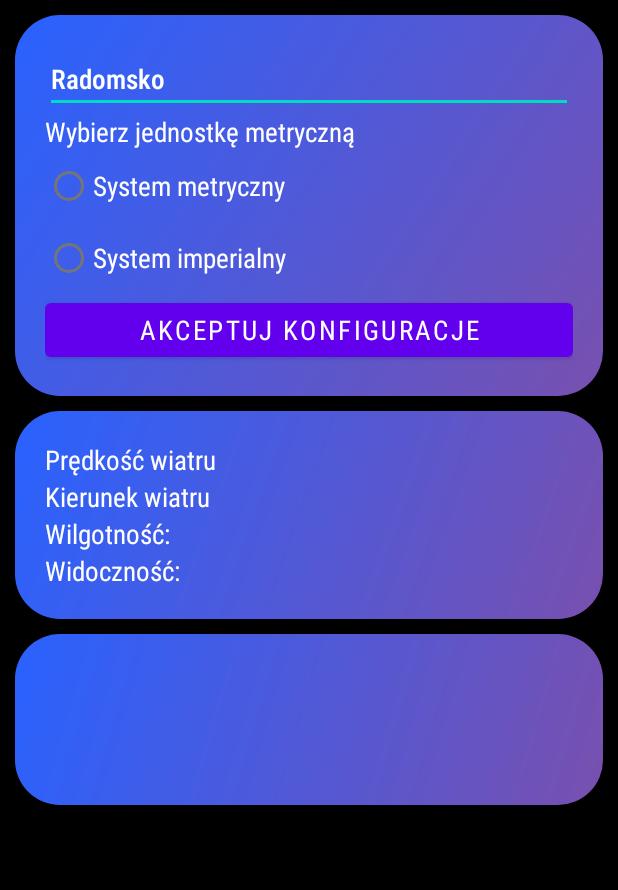
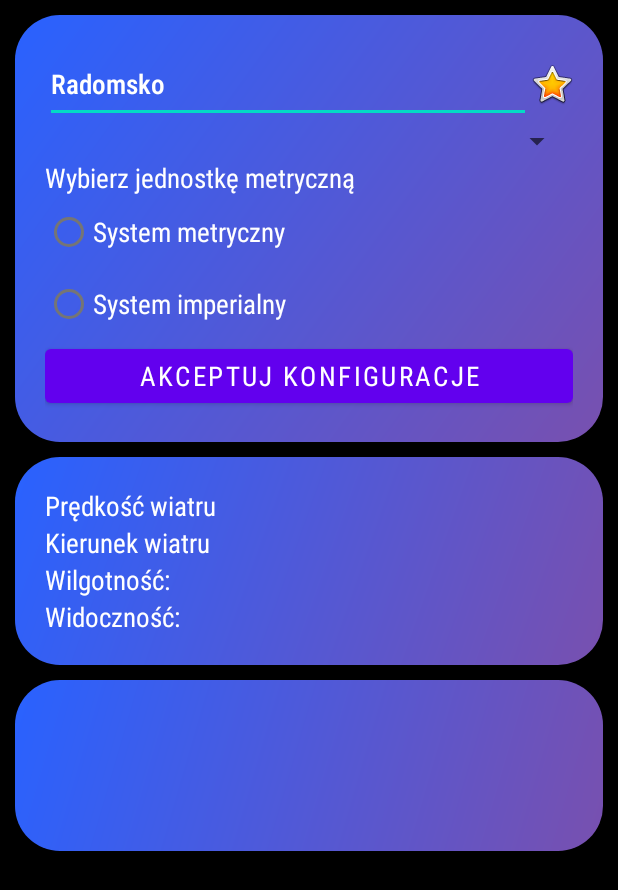
Before and after one commit to PicuBicu/weather-app-android, an Android app: the screen it shows after launch (MainActivity), on a phone screen of 412 x 824 dp. Shown: the top 890 px of the screen. Run offline under Robolectric (Android 15) with nearby library versions, the phone set to English and light mode, and no system bars; our stand-ins replace Picasso; libraries missing offline, so code that uses them is left out: lombok.val; pictures from the network do not load.

Commit message:
Implement saving cities list and loading them on fragment create functionality

```diff
--- a/app/src/main/AndroidManifest.xml
+++ b/app/src/main/AndroidManifest.xml
@@ -21,9 +21,6 @@
                 <category android:name="android.intent.category.LAUNCHER" />
             </intent-filter>
         </activity>
-        <meta-data
-            android:name="preloaded_fonts"
-            android:resource="@array/preloaded_fonts" />
     </application>
 
 </manifest>
--- a/app/src/main/java/pl/piotrb/weatherapp/MainActivity.java
+++ b/app/src/main/java/pl/piotrb/weatherapp/MainActivity.java
@@ -2,6 +2,8 @@ package pl.piotrb.weatherapp;
 
 import android.os.Bundle;
 import android.util.Log;
+import android.view.View;
+import android.widget.AdapterView;
 import android.widget.Toast;
 
 import androidx.appcompat.app.AppCompatActivity;
--- a/app/src/main/java/pl/piotrb/weatherapp/fragment/ConfigurationFragment.java
+++ b/app/src/main/java/pl/piotrb/weatherapp/fragment/ConfigurationFragment.java
@@ -1,18 +1,29 @@
 package pl.piotrb.weatherapp.fragment;
 
+import android.content.Context;
+import android.content.SharedPreferences;
 import android.os.Bundle;
 import android.util.Log;
 import android.view.LayoutInflater;
 import android.view.View;
 import android.view.ViewGroup;
+import android.widget.AdapterView;
+import android.widget.ArrayAdapter;
 import android.widget.Button;
 import android.widget.EditText;
+import android.widget.ImageButton;
 import android.widget.RadioGroup;
+import android.widget.Spinner;
 
 import androidx.annotation.NonNull;
 import androidx.annotation.Nullable;
 import androidx.fragment.app.Fragment;
 import androidx.lifecycle.ViewModelProvider;
+
+import java.util.ArrayList;
+import java.util.HashSet;
+import java.util.List;
+import java.util.Set;
 
 import pl.piotrb.weatherapp.R;
 import pl.piotrb.weatherapp.model.DailyWeatherDataContext;
@@ -20,25 +31,92 @@ import pl.piotrb.weatherapp.viewmodel.WeatherDataViewModel;
 
 public class ConfigurationFragment extends Fragment {
 
+    private List<String> cities = new ArrayList<>();
+    private Spinner spinner;
+    private EditText cityNameText;
     private Button acceptButton;
-    private EditText cityNameText;
+    private ImageButton likedButton;
     private RadioGroup unitRadioGroup;
     private WeatherDataViewModel viewModel;
+    private ArrayAdapter<String> arrayAdapter;
 
     @Override
     public View onCreateView(LayoutInflater inflater, ViewGroup container, Bundle savedInstanceState) {
         View root = inflater.inflate(R.layout.fragment_configuration_text_view, container, false);
-        acceptButton = root.findViewById(R.id.accept_config_button);
         cityNameText = root.findViewById(R.id.edit_city_name);
         unitRadioGroup = root.findViewById(R.id.unit_system_group);
+        spinner = root.findViewById(R.id.spinner);
+        likedButton = root.findViewById(R.id.liked_button);
+        acceptButton = root.findViewById(R.id.accept_config_button);
         return root;
+    }
+
+    private void addNewCity(String cityName) {
+        cities.add(cityName);
+        arrayAdapter.add(cityName);
+    }
+
+    private boolean isCityLiked(String cityName) {
+        return cities
+                .stream()
+                .anyMatch(city -> city.equals(cityName));
+    }
+
+    private void removeCity(String cityName) {
+        cities.remove(cityName);
+        arrayAdapter.remove(cityName);
+    }
+
+    public void loadCities() {
+        SharedPreferences sharedPref = requireActivity().getSharedPreferences("GLOBAL_PREFERENCES", Context.MODE_PRIVATE);
+        Set<String> citiesSet = new HashSet<>();
+        cities = new ArrayList<>(sharedPref.getStringSet("cities", citiesSet));
+    }
+
+    @Override
+    public void onDestroy() {
+        super.onDestroy();
+        SharedPreferences sharedPref = requireActivity().getSharedPreferences("GLOBAL_PREFERENCES", Context.MODE_PRIVATE);
+        SharedPreferences.Editor editor = sharedPref.edit();
+        editor.putStringSet("cities", new HashSet<>(cities));
+        editor.apply();
+    }
+
+    private void initSpinner(List<String> items) {
+        arrayAdapter = new ArrayAdapter<>(requireActivity(), R.layout.spinner_item, items);
+        spinner.setOnItemSelectedListener(new AdapterView.OnItemSelectedListener() {
+            @Override
+            public void onItemSelected(AdapterView<?> adapterView, View view, int position, long id) {
+                cityNameText.setText(cities.get(position));
+            }
+
+            @Override
+            public void onNothingSelected(AdapterView<?> parent) {
+            }
+        });
+        spinner.setAdapter(arrayAdapter);
     }
 
     @Override
     public void onViewCreated(@NonNull View view, @Nullable Bundle savedInstanceState) {
         super.onViewCreated(view, savedInstanceState);
         viewModel = new ViewModelProvider(requireActivity()).get(WeatherDataViewModel.class);
-        acceptButton.setOnClickListener((button) -> {
+        loadCities();
+        initSpinner(cities);
+
+        // Setting star button listener
+        likedButton.setOnClickListener(button -> {
+            String cityName = cityNameText.getText() + "";
+            Log.i("UI", cities.toString());
+            if (isCityLiked(cityName)) {
+                removeCity(cityName);
+            } else {
+                addNewCity(cityName);
+            }
+        });
+
+        // Accepting configuration
+        acceptButton.setOnClickListener(button -> {
             Log.i("UI", "Accept config button has been clicked");
             DailyWeatherDataContext context = new DailyWeatherDataContext();
             context.setCityName(cityNameText.getText().toString());
--- a/app/src/main/res/layout/fragment_configuration_text_view.xml
+++ b/app/src/main/res/layout/fragment_configuration_text_view.xml
@@ -12,10 +12,16 @@
         android:background="@drawable/shape"
         android:orientation="vertical">
 
+        <LinearLayout
+            android:layout_width="match_parent"
+            android:layout_height="wrap_content"
+            android:layout_weight="1"
+            android:orientation="horizontal">
+
             <EditText
                 android:id="@+id/edit_city_name"
                 android:layout_width="match_parent"
-            android:layout_height="wrap_content"
+                android:layout_height="match_parent"
                 android:layout_weight="1"
                 android:autofillHints=""
                 android:fontFamily="sans-serif-condensed-medium"
@@ -23,6 +29,26 @@
                 android:text="@string/start_city_name"
                 android:textColor="@color/white"
                 android:textSize="18sp" />
+
+            <ImageButton
+                android:id="@+id/liked_button"
+                style="?android:attr/borderlessButtonStyle"
+                android:layout_width="wrap_content"
+                android:layout_height="match_parent"
+                android:layout_weight="1"
+                android:contentDescription="@string/star_button_description"
+                android:minWidth="48dp"
+                android:src="@android:drawable/btn_star_big_on" />
+        </LinearLayout>
+
+        <Spinner
+            android:id="@+id/spinner"
+            android:layout_width="match_parent"
+            android:layout_height="wrap_content"
+            android:layout_weight="1"
+            android:contentDescription="@string/star_button_description"
+            android:popupBackground="@drawable/shape"
+            android:spinnerMode="dropdown" />
 
         <TextView
             android:id="@+id/textView"
@@ -38,7 +64,7 @@
             android:id="@+id/unit_system_group"
             android:layout_width="match_parent"
             android:layout_height="wrap_content"
-            android:layout_weight="1">
+            android:layout_weight="2">
 
             <RadioButton
                 android:id="@+id/metric_button"
--- a/app/src/main/res/values/strings.xml
+++ b/app/src/main/res/values/strings.xml
@@ -10,4 +10,5 @@
     <string name="visibility">Widoczność:</string>
     <string name="wind_speed">Prędkość wiatru</string>
     <string name="wind_direction">Kierunek wiatru</string>
+    <string name="star_button_description">Star button used to add city to liked cities</string>
 </resources>
```
Also changed, not shown: app/src/main/res/layout/spinner_item.xml (added, +10 -0 lines). Lines whose indentation alone changed are shown as unchanged.
